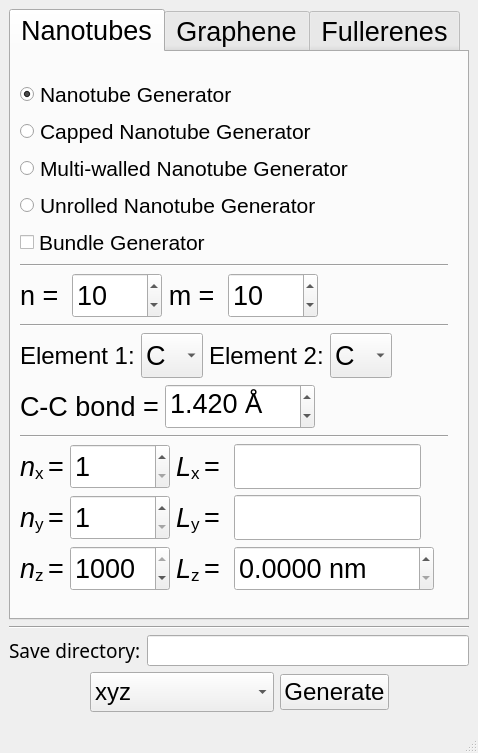
scikit-nano/scikit-nano, file sknano/nanogen_gui/nanogen.ui: the form before one commit.
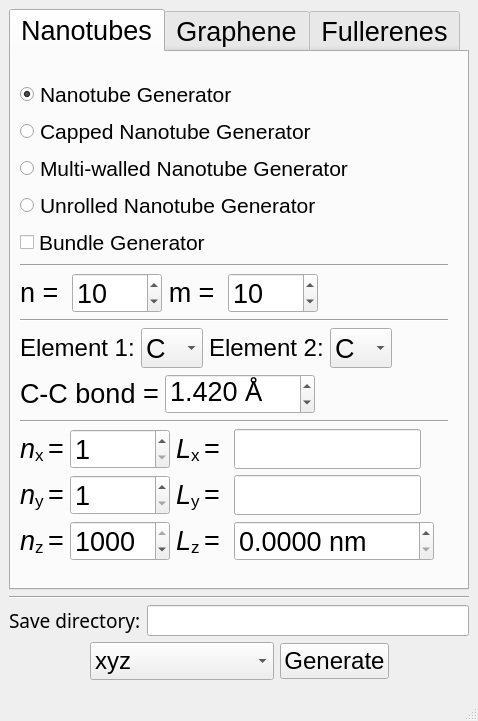
The form after the commit.

```diff
--- a/sknano/nanogen_gui/nanogen.ui
+++ b/sknano/nanogen_gui/nanogen.ui
@@ -7,7 +7,7 @@
     <x>0</x>
     <y>0</y>
     <width>478</width>
-    <height>753</height>
+    <height>721</height>
    </rect>
   </property>
   <property name="font">
@@ -165,7 +165,7 @@
                       <property name="minimumSize">
                        <size>
                         <width>90</width>
-                        <height>45</height>
+                        <height>40</height>
                        </size>
                       </property>
                       <property name="font">
@@ -204,7 +204,7 @@
                       <property name="minimumSize">
                        <size>
                         <width>90</width>
-                        <height>45</height>
+                        <height>40</height>
                        </size>
                       </property>
                       <property name="font">
@@ -270,7 +270,7 @@
                       <property name="minimumSize">
                        <size>
                         <width>0</width>
-                        <height>45</height>
+                        <height>40</height>
                        </size>
                       </property>
                       <property name="currentIndex">
@@ -324,7 +324,7 @@
                       <property name="minimumSize">
                        <size>
                         <width>0</width>
-                        <height>45</height>
+                        <height>40</height>
                        </size>
                       </property>
                       <property name="currentIndex">
@@ -403,7 +403,7 @@
                     <property name="minimumSize">
                      <size>
                       <width>150</width>
-                      <height>45</height>
+                      <height>40</height>
                      </size>
                     </property>
                     <property name="font">
@@ -488,7 +488,7 @@
                     <property name="minimumSize">
                      <size>
                       <width>100</width>
-                      <height>45</height>
+                      <height>40</height>
                      </size>
                     </property>
                     <property name="font">
@@ -528,7 +528,7 @@
                     <property name="minimumSize">
                      <size>
                       <width>175</width>
-                      <height>45</height>
+                      <height>40</height>
                      </size>
                     </property>
                     <property name="maximumSize">
@@ -586,7 +586,7 @@
                     <property name="minimumSize">
                      <size>
                       <width>100</width>
-                      <height>45</height>
+                      <height>40</height>
                      </size>
                     </property>
                     <property name="font">
@@ -626,7 +626,7 @@
                     <property name="minimumSize">
                      <size>
                       <width>175</width>
-                      <height>45</height>
+                      <height>40</height>
                      </size>
                     </property>
                     <property name="maximumSize">
@@ -684,7 +684,7 @@
                     <property name="minimumSize">
                      <size>
                       <width>100</width>
-                      <height>45</height>
+                      <height>40</height>
                      </size>
                     </property>
                     <property name="font">
@@ -730,7 +730,7 @@
                     <property name="minimumSize">
                      <size>
                       <width>200</width>
-                      <height>45</height>
+                      <height>40</height>
                      </size>
                     </property>
                     <property name="font">
@@ -1406,7 +1406,7 @@
             <property name="minimumSize">
              <size>
               <width>0</width>
-              <height>40</height>
+              <height>38</height>
              </size>
             </property>
             <property name="font">
```
Left out of the diff: 16 changed lines with no effect on the pictures.
